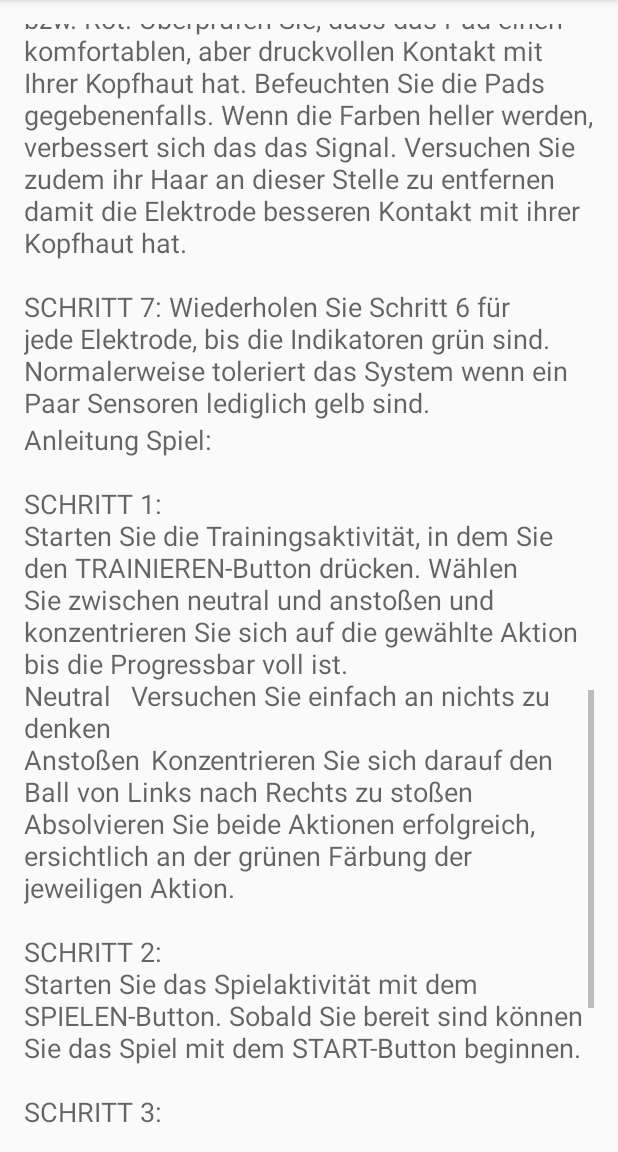
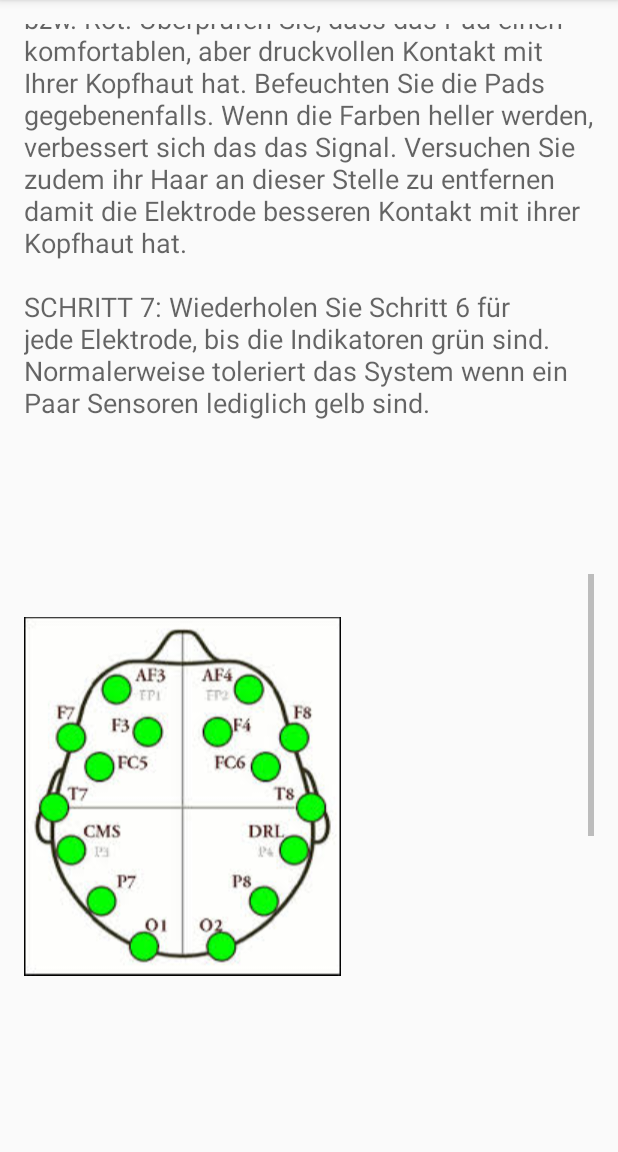
Before and after one commit to Windisch94/EpocProject, an Android app: the HowtoActivity screen opened directly, with no data from a screen before it, scrolled down 1544 dp, on a phone screen of 412 x 824 dp, the part 84-1236 px from its top. Run offline under Robolectric (Android 15) with nearby library versions, the phone set to English and light mode, and no system bars.

Commit message:
updated howto

```diff
--- a/app/src/main/java/rr/mc/fhhgb/at/epocgame/activities/HowtoActivity.java
+++ b/app/src/main/java/rr/mc/fhhgb/at/epocgame/activities/HowtoActivity.java
@@ -11,5 +11,6 @@ public class HowtoActivity extends AppCompatActivity {
     protected void onCreate(Bundle savedInstanceState) {
         super.onCreate(savedInstanceState);
         setContentView(R.layout.activity_howto);
+
     }
 }
--- a/app/src/main/java/rr/mc/fhhgb/at/epocgame/activities/UsernameActivity.java
+++ b/app/src/main/java/rr/mc/fhhgb/at/epocgame/activities/UsernameActivity.java
@@ -32,7 +32,6 @@ public class UsernameActivity extends AppCompatActivity implements View.OnClickL
         if (name != null) {
             nameET.setText(name);
         }
-
     }
 
 
--- a/app/src/main/res/layout/activity_howto.xml
+++ b/app/src/main/res/layout/activity_howto.xml
@@ -40,7 +40,8 @@
             <ImageView
                 android:id="@+id/imageView2"
                 android:layout_width="wrap_content"
-                android:layout_height="wrap_content" />
+                android:layout_height="500dp"
+                android:src="@drawable/points" />
 
             <TextView
                 android:id="@+id/textViewHowTwo"
--- a/app/src/main/res/values/strings.xml
+++ b/app/src/main/res/values/strings.xml
@@ -106,7 +106,8 @@ Sobald Sie bereit sind können Sie das Spiel mit dem "START"-Button beginnen.
 Diese können Sie auch jederzeit unter "HIGHSCORE" anschauen.
 \n
 \nSCHRITT 5:
-\nWenn Sie ein neues Spiel beginnen wollen wiederholen sie SCHRITT 1</string>
+\nWenn Sie ein neues Spiel beginnen wollen wiederholen sie SCHRITT 2.
+    \nSollte beim Spiel kein Impuls ausgelöst werden trainieren Sie einfach noch einmal.</string>
     <string name="pref_title_system_sync_settings">System sync settings</string>
 
     <!-- Example settings for Notifications -->
```
Also changed, not shown: app/src/main/res/layout/activity_play.xml (+33 -33 lines), app/src/main/res/drawable/points.jpeg (added).
